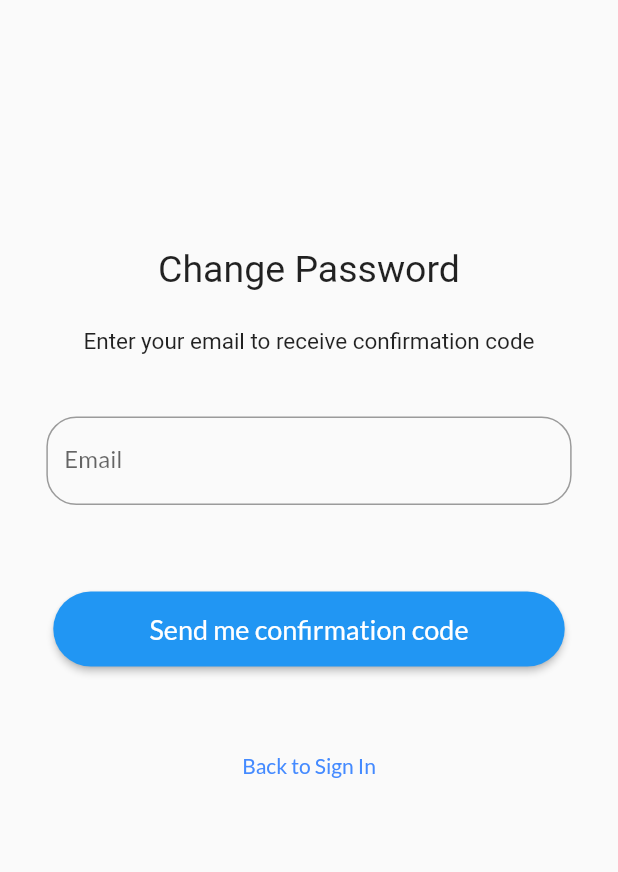
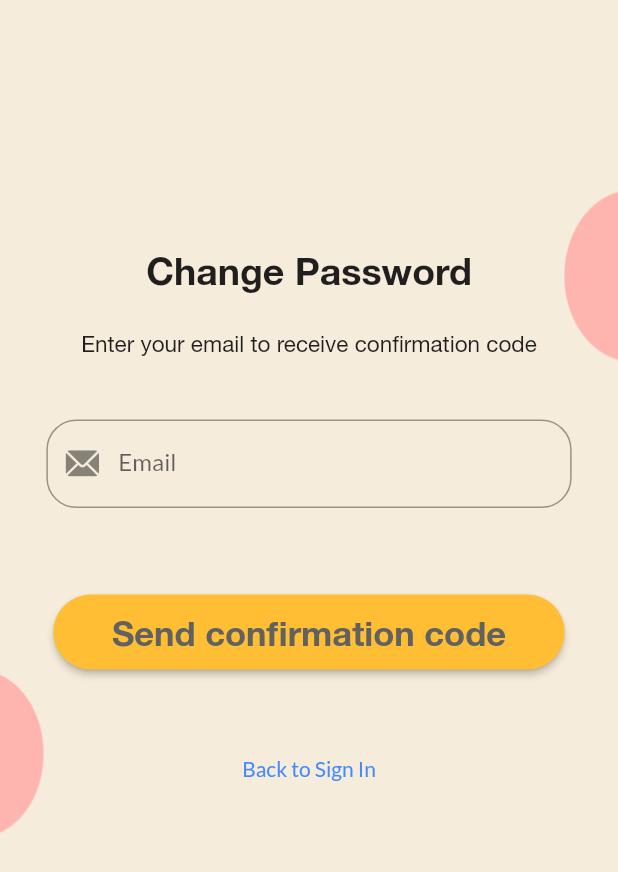
Before and after one commit to nguynduyanh169/vietnamese_learning, a Flutter app: the ForgetPasswordScreen screen opened directly, on a phone screen of 412 x 824 dp. Shown: the top 872 px of the screen. Run offline on Flutter 3.47's test engine with Material 2 defaults, Android fonts, the light colour scheme and no system bars; our stand-ins replace assets_audio_player, avatar_glow, bloc, cool_alert, dio, flip_card and 9 more; missing offline and left inert: highlight_text; accounts and stored records are empty; project files that could hold a hidden picture were left out.

Commit message:
edit foget password

```diff
--- a/lib/src/resources/forgetpassword_screen.dart
+++ b/lib/src/resources/forgetpassword_screen.dart
@@ -1,8 +1,9 @@
+import 'package:flutter/cupertino.dart';
 import 'package:flutter/material.dart';
 import 'package:google_fonts/google_fonts.dart';
 import 'package:vietnamese_learning/src/config/size_config.dart';
 
-class ForgetPasswordScreen extends StatelessWidget{
+class ForgetPasswordScreen extends StatelessWidget {
   @override
   Widget build(BuildContext context) {
     SizeConfig().init(context);
@@ -10,18 +11,30 @@ class ForgetPasswordScreen extends StatelessWidget{
     return Scaffold(
       resizeToAvoidBottomInset: false,
       body: Container(
+          decoration: BoxDecoration(
+            image: DecorationImage(
+              image: AssetImage("assets/images/signupbackground.png"),
+              fit: BoxFit.fill,
+            ),
+          ),
           padding: EdgeInsets.only(top: SizeConfig.blockSizeVertical * 20),
           child: Center(
             child: Column(
               children: <Widget>[
-              Text('Change Password', style: GoogleFonts.secularOne(
+                Text('Change Password',
+                    style: TextStyle(
+                      fontFamily: 'Helvetica',
                       fontSize: 25,
-              ),),
-              SizedBox(height: SizeConfig.blockSizeVertical * 3,),
-              Text('Enter your email to receive confirmation code', style: GoogleFonts.roboto(
-                fontSize: 15,
-              ),),
-              SizedBox(height: SizeConfig.blockSizeVertical * 5,),
+                      fontWeight: FontWeight.bold,
+                    )),
+                SizedBox(
+                  height: SizeConfig.blockSizeVertical * 3,
+                ),
+                Text('Enter your email to receive confirmation code',
+                    style: TextStyle(fontFamily: 'Helvetica', fontSize: 15)),
+                SizedBox(
+                  height: SizeConfig.blockSizeVertical * 5,
+                ),
                 Container(
                   width: SizeConfig.blockSizeHorizontal * 85,
                   child: TextField(
@@ -29,10 +42,12 @@ class ForgetPasswordScreen extends StatelessWidget{
                         border: OutlineInputBorder(
                             borderRadius: BorderRadius.circular(20.0)),
                         labelText: 'Email',
+                        prefixIcon: Icon(CupertinoIcons.mail_solid)),
                   ),
                 ),
+                SizedBox(
+                  height: SizeConfig.blockSizeVertical * 7,
                 ),
-              SizedBox(height: SizeConfig.blockSizeVertical * 7,),
                 MaterialButton(
                   shape: RoundedRectangleBorder(
                     borderRadius: BorderRadius.circular(100.0),
@@ -43,8 +58,13 @@ class ForgetPasswordScreen extends StatelessWidget{
                     child: Center(
                       child: Padding(
                         child: Text(
-                        "Send me confirmation code",
-                        style: TextStyle(color: Colors.white, fontSize: 18),
+                          "Send confirmation code",
+                          style: TextStyle(
+                            fontWeight: FontWeight.bold,
+                            fontFamily: 'Helvetica',
+                            color: Colors.grey[700],
+                            fontSize: 23,
+                          ),
                         ),
                         padding: new EdgeInsets.only(left: 0.0),
                       ),
@@ -52,12 +72,17 @@ class ForgetPasswordScreen extends StatelessWidget{
                   ),
                   onPressed: () {
                   },
-                color: Colors.blue,
+                  color: const Color.fromRGBO(255, 190, 51, 60),
                 ),
-              SizedBox(height: SizeConfig.blockSizeVertical * 7,),
+                SizedBox(
+                  height: SizeConfig.blockSizeVertical * 7,
+                ),
                 Container(
                   child: InkWell(
-                  child: Text("Back to Sign In", style: TextStyle(color: Colors.blueAccent),),
+                    child: Text(
+                      "Back to Sign In",
+                      style: TextStyle(color: Colors.blueAccent),
+                    ),
                     onTap: () {
                       Navigator.of(context).pop();
                     },
@@ -65,9 +90,7 @@ class ForgetPasswordScreen extends StatelessWidget{
                 ),
               ],
             ),
-        )
-      ),
+          )),
     );
   }
-
 }
--- a/lib/src/resources/signup_screen.dart
+++ b/lib/src/resources/signup_screen.dart
@@ -105,7 +105,7 @@ class _SignUpState extends State<SignUpScreen> {
                   border: OutlineInputBorder(
                       borderRadius: BorderRadius.circular(20.0)),
                   labelText: 'Username',
-                  prefixIcon: Icon(CupertinoIcons.person),
+                  prefixIcon: Icon(CupertinoIcons.person_solid),
                 ),
               ),
             ),
@@ -121,7 +121,7 @@ class _SignUpState extends State<SignUpScreen> {
                   border: OutlineInputBorder(
                       borderRadius: BorderRadius.circular(20.0)),
                   labelText: 'Email',
-                  prefixIcon: Icon(CupertinoIcons.mail),
+                  prefixIcon: Icon(CupertinoIcons.mail_solid),
                 ),
               ),
             ),
--- a/lib/src/states/register_state.dart
+++ b/lib/src/states/register_state.dart
@@ -1,7 +1,6 @@
 import 'package:vietnamese_learning/src/models/login_respone.dart';
 
 import '../models/login_respone.dart';
-import '../models/user.dart';
 
 abstract class RegisterState {
   const RegisterState();
--- a/lib/src/widgets/writing_vocabulary.dart
+++ b/lib/src/widgets/writing_vocabulary.dart
@@ -10,9 +10,9 @@ class WritingVocabulary extends StatelessWidget{
   String input;
   Function checkWriting;
   BuildContext vocabularyContext;
-  TextEditingController txtInputVocabulary = new TextEditingController();
+  TextEditingController txtInputVocabulary;
 
-  WritingVocabulary({this.vietnamese, this.english, this.checkWriting, this.vocabularyContext});
+  WritingVocabulary({this.vietnamese, this.english, this.checkWriting, this.vocabularyContext, this.input, this.txtInputVocabulary});
 
   Widget _loadDialog(BuildContext dialogContext) {
     if (input.toLowerCase() == vietnamese.toLowerCase()) {
```
Also changed, not shown: lib/src/resources/conversation_getstarted.dart (+6 -2 lines), lib/src/resources/quiz_getstarted.dart (+8 -3 lines), lib/src/resources/vocabulary_screen.dart (+7 -4 lines), pubspec.lock. Lines whose indentation alone changed are shown as unchanged.
